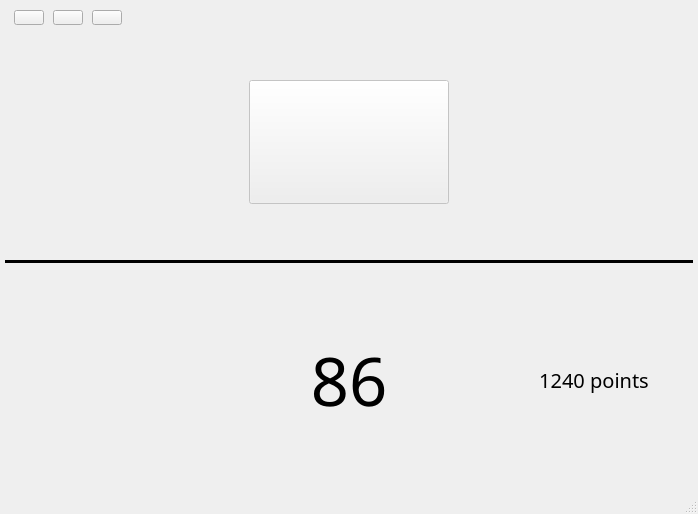
Before: the Qt Designer form GUIrefer.ui in QUAFFquaff/AutoCoach, drawn with Qt 5.
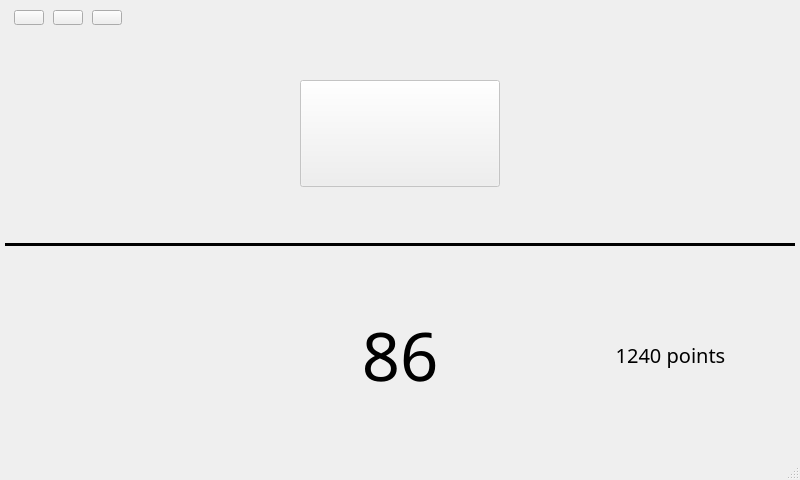
After: the same form once the commit is applied. Custom widgets are drawn as their Qt base class.

```diff
--- a/GUIrefer.ui
+++ b/GUIrefer.ui
@@ -6,8 +6,8 @@
    <rect>
     <x>0</x>
     <y>0</y>
-    <width>698</width>
-    <height>514</height>
+    <width>800</width>
+    <height>480</height>
    </rect>
   </property>
   <property name="windowTitle">
```
Left out of the diff: 2 changed lines with no effect on the pictures.
